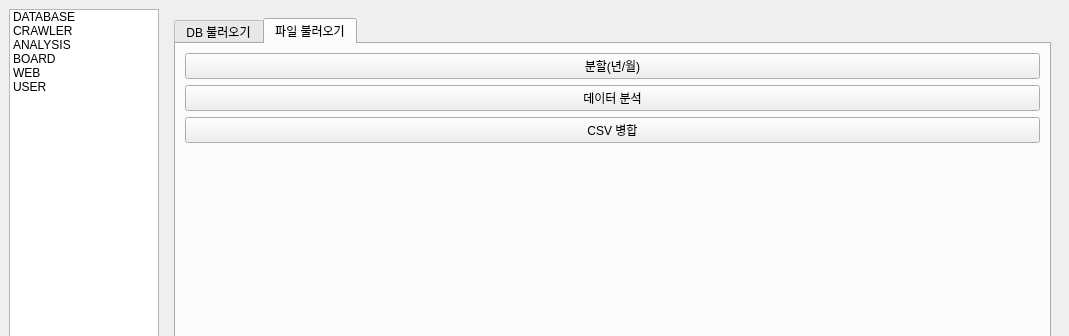
First picture: the form in MANAGER/BIGMACLAB_MANAGER_GUI.ui, repository yojun313/knpu, before the edit; both pictures show x 0 to 1069 and y 0 to 336 of the 1069 by 787 pixel window.
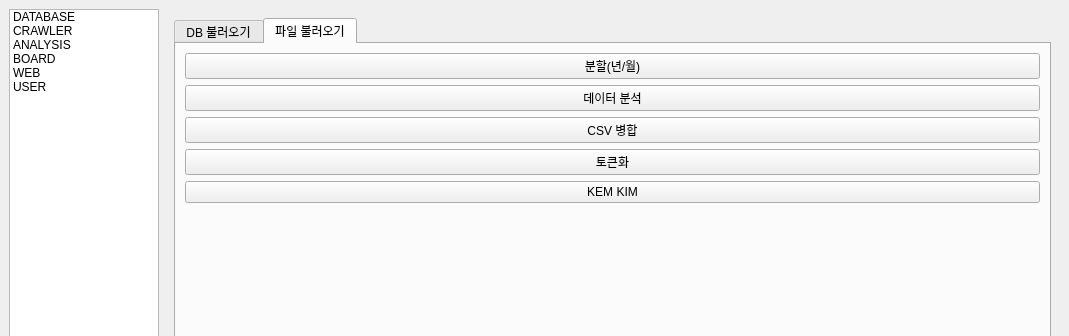
Second picture: the form after the edit. The open tabs and pages were chosen to show the change.

Diff of the .ui file:
```diff
--- a/MANAGER/BIGMACLAB_MANAGER_GUI.ui
+++ b/MANAGER/BIGMACLAB_MANAGER_GUI.ui
@@ -277,6 +277,20 @@
                   </property>
                  </widget>
                 </item>
+                <item>
+                 <widget class="QPushButton" name="kimkem_tab2_tokenization_button">
+                  <property name="text">
+                   <string>토큰화</string>
+                  </property>
+                 </widget>
+                </item>
+                <item>
+                 <widget class="QPushButton" name="kimkem_tab2_kimkem_button">
+                  <property name="text">
+                   <string>KEM KIM</string>
+                  </property>
+                 </widget>
+                </item>
                 <item>
                  <spacer name="verticalSpacer_2">
                   <property name="orientation">
```
Left out of the diff: 7 changed lines with no effect on the pictures.
